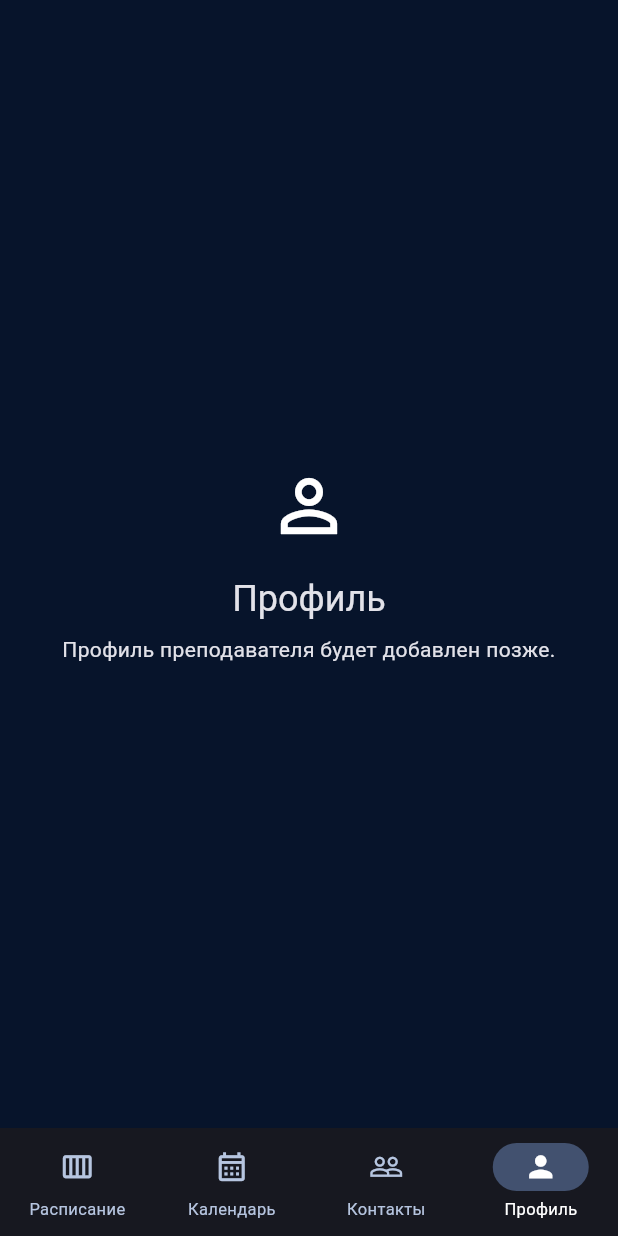
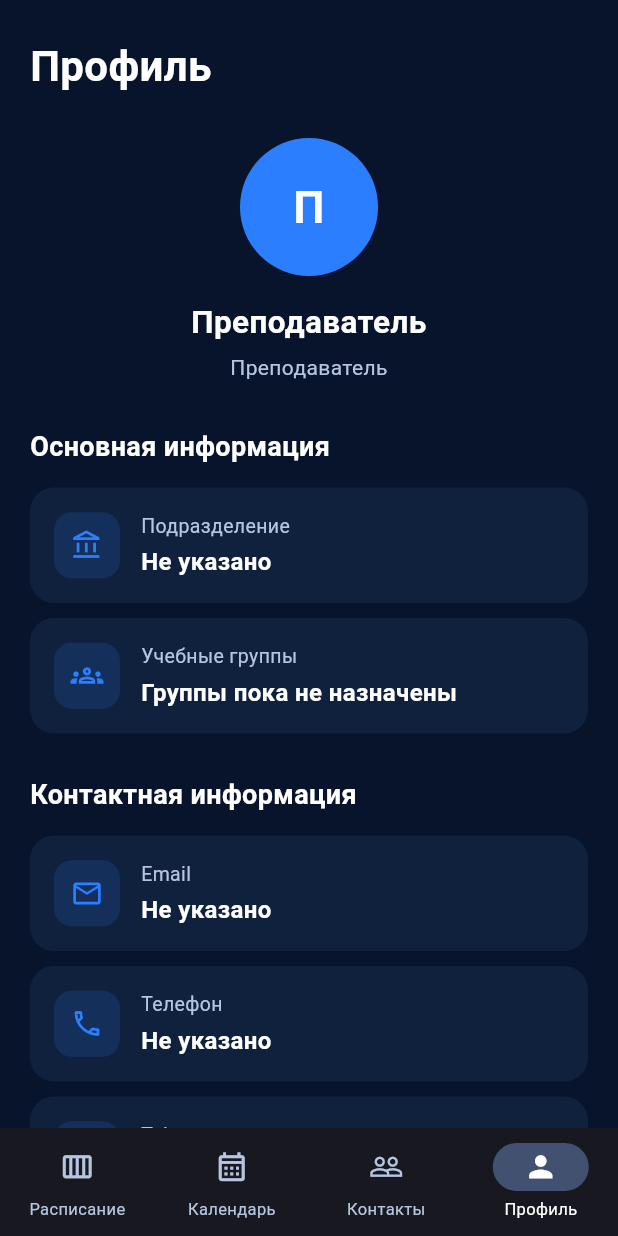
Before and after one commit to artem-turovez/student_helper, a Flutter app: the TeacherHomeScreen screen opened directly, item 4 of the bottom bar chosen, on a phone screen of 412 x 824 dp. Run offline on Flutter 3.47's test engine with Material 3 defaults, Android fonts, the phone set to English and light mode, and no system bars; our stand-ins replace cloud_firestore, file_picker, firebase_auth, firebase_core; accounts and stored records are empty.

Commit message:
Add teacher profile

```diff
--- a/lib/screens/teacher/teacher_home_screen.dart
+++ b/lib/screens/teacher/teacher_home_screen.dart
@@ -2,6 +2,7 @@ import 'package:flutter/material.dart';
 
 import 'teacher_calendar_screen.dart';
 import 'teacher_contacts_screen.dart';
+import 'teacher_profile_screen.dart';
 import 'teacher_schedule_screen.dart';
 
 class TeacherHomeScreen extends StatefulWidget {
@@ -18,11 +19,7 @@ class _TeacherHomeScreenState extends State<TeacherHomeScreen> {
     TeacherScheduleScreen(),
     TeacherCalendarScreen(),
     TeacherContactsScreen(),
-    _TeacherPlaceholderScreen(
-      icon: Icons.person_outline,
-      title: 'Профиль',
-      description: 'Профиль преподавателя будет добавлен позже.',
-    ),
+    TeacherOwnProfileScreen(),
   ];
 
   @override
@@ -62,36 +59,3 @@ class _TeacherHomeScreenState extends State<TeacherHomeScreen> {
     );
   }
 }
-
-class _TeacherPlaceholderScreen extends StatelessWidget {
-  final IconData icon;
-  final String title;
-  final String description;
-
-  const _TeacherPlaceholderScreen({
-    required this.icon,
-    required this.title,
-    required this.description,
-  });
-
-  @override
-  Widget build(BuildContext context) {
-    return SafeArea(
-      child: Center(
-        child: Padding(
-          padding: const EdgeInsets.all(32),
-          child: Column(
-            mainAxisSize: MainAxisSize.min,
-            children: [
-              Icon(icon, size: 56),
-              const SizedBox(height: 18),
-              Text(title, style: Theme.of(context).textTheme.headlineSmall),
-              const SizedBox(height: 8),
-              Text(description, textAlign: TextAlign.center),
-            ],
-          ),
-        ),
-      ),
-    );
-  }
-}
--- /dev/null
+++ b/lib/screens/teacher/teacher_profile_screen.dart
@@ -0,0 +1,543 @@
+import 'package:cloud_firestore/cloud_firestore.dart';
+import 'package:firebase_auth/firebase_auth.dart';
+import 'package:flutter/material.dart';
+
+import '../../app/theme.dart';
+import '../../models/teacher.dart';
+import '../../services/teacher_service.dart';
+import '../auth/start_screen.dart';
+
+class TeacherOwnProfileScreen extends StatefulWidget {
+  const TeacherOwnProfileScreen({super.key});
+
+  @override
+  State<TeacherOwnProfileScreen> createState() =>
+      _TeacherOwnProfileScreenState();
+}
+
+class _TeacherOwnProfileScreenState extends State<TeacherOwnProfileScreen> {
+  final FirebaseAuth _auth = FirebaseAuth.instance;
+  final FirebaseFirestore _firestore = FirebaseFirestore.instance;
+  final TeacherService _teacherService = TeacherService();
+
+  late Future<_TeacherProfileData?> _profileFuture;
+
+  @override
+  void initState() {
+    super.initState();
+    _profileFuture = _loadProfile();
+  }
+
+  Future<_TeacherProfileData?> _loadProfile() async {
+    final User? user = _auth.currentUser;
+
+    if (user == null) {
+      return null;
+    }
+
+    final DocumentSnapshot<Map<String, dynamic>> userDocument = await _firestore
+        .collection('users')
+        .doc(user.uid)
+        .get();
+
+    final Map<String, dynamic>? userData = userDocument.data();
+
+    if (userData == null) {
+      return null;
+    }
+
+    final String teacherId = userData['teacherId']?.toString().trim() ?? '';
+
+    if (teacherId.isEmpty) {
+      return _TeacherProfileData(
+        teacher: null,
+        accountName: userData['name']?.toString() ?? '',
+        accountEmail: user.email ?? userData['email']?.toString() ?? '',
+        emailVerified: user.emailVerified,
+      );
+    }
+
+    final Teacher? teacher = await _teacherService.getTeacherById(teacherId);
+
+    return _TeacherProfileData(
+      teacher: teacher,
+      accountName: userData['name']?.toString() ?? '',
+      accountEmail: user.email ?? userData['email']?.toString() ?? '',
+      emailVerified: user.emailVerified,
+    );
+  }
+
+  Future<void> _refreshProfile() async {
+    final Future<_TeacherProfileData?> future = _loadProfile();
+
+    setState(() {
+      _profileFuture = future;
+    });
+
+    await future;
+  }
+
+  String _getInitials(String fullName) {
+    final List<String> parts = fullName
+        .trim()
+        .split(RegExp(r'\s+'))
+        .where((part) => part.isNotEmpty)
+        .toList();
+
+    if (parts.isEmpty) {
+      return 'П';
+    }
+
+    if (parts.length == 1) {
+      return parts.first[0].toUpperCase();
+    }
+
+    return '${parts[0][0]}${parts[1][0]}'.toUpperCase();
+  }
+
+  String _displayValue(String value) {
+    final String normalized = value.trim();
+
+    if (normalized.isEmpty) {
+      return 'Не указано';
+    }
+
+    return normalized;
+  }
+
+  String _formatGroups(List<String> groupIds) {
+    final List<String> groups =
+        groupIds
+            .map((groupId) => groupId.trim())
+            .where((groupId) => groupId.isNotEmpty)
+            .toSet()
+            .toList()
+          ..sort();
+
+    if (groups.isEmpty) {
+      return 'Группы пока не назначены';
+    }
+
+    return groups.join(', ');
+  }
+
+  Future<void> _logout() async {
+    await _auth.signOut();
+
+    if (!mounted) {
+      return;
+    }
+
+    Navigator.of(context).pushAndRemoveUntil(
+      MaterialPageRoute(builder: (context) => const StartScreen()),
+      (route) => false,
+    );
+  }
+
+  Future<void> _showLogoutDialog() async {
+    final bool? shouldLogout = await showDialog<bool>(
+      context: context,
+      builder: (dialogContext) {
+        return AlertDialog(
+          title: const Text('Выйти из аккаунта?'),
+          content: const Text(
+            'Для следующего входа потребуется '
+            'снова ввести email и пароль.',
+          ),
+          actions: [
+            TextButton(
+              onPressed: () {
+                Navigator.of(dialogContext).pop(false);
+              },
+              child: const Text('Отмена'),
+            ),
+            FilledButton(
+              onPressed: () {
+                Navigator.of(dialogContext).pop(true);
+              },
+              style: FilledButton.styleFrom(minimumSize: const Size(0, 44)),
+              child: const Text('Выйти'),
+            ),
+          ],
+        );
+      },
+    );
+
+    if (shouldLogout == true) {
+      await _logout();
+    }
+  }
+
+  @override
+  Widget build(BuildContext context) {
+    return SafeArea(
+      child: FutureBuilder<_TeacherProfileData?>(
+        future: _profileFuture,
+        builder: (context, snapshot) {
+          if (snapshot.connectionState == ConnectionState.waiting) {
+            return const Center(child: CircularProgressIndicator());
+          }
+
+          if (snapshot.hasError) {
+            return _ProfileErrorState(onRetry: _refreshProfile);
+          }
+
+          final _TeacherProfileData? profile = snapshot.data;
+
+          if (profile == null) {
+            return _ProfileErrorState(
+              title: 'Профиль не найден',
+              description:
+                  'Не удалось получить данные '
+                  'текущего пользователя.',
+              onRetry: _refreshProfile,
+            );
+          }
+
+          final Teacher? teacher = profile.teacher;
+
+          final String fullName = teacher?.name.trim().isNotEmpty == true
+              ? teacher!.name
+              : profile.accountName.trim().isNotEmpty
+              ? profile.accountName
+              : 'Преподаватель';
+
+          final String email = teacher?.email.trim().isNotEmpty == true
+              ? teacher!.email
+              : profile.accountEmail;
+
+          final String department = teacher?.department ?? '';
+
+          final String phone = teacher?.phone ?? '';
+
+          final String telegram = teacher?.telegram ?? '';
+
+          final List<String> groupIds = teacher?.groupIds ?? const [];
+
+          return RefreshIndicator(
+            onRefresh: _refreshProfile,
+            color: AppTheme.primaryBlue,
+            backgroundColor: AppTheme.card,
+            child: ListView(
+              physics: const AlwaysScrollableScrollPhysics(),
+              padding: const EdgeInsets.fromLTRB(
+                AppTheme.screenPadding,
+                24,
+                AppTheme.screenPadding,
+                32,
+              ),
+              children: [
+                const Text('Профиль', style: AppTheme.pageTitle),
+
+                const SizedBox(height: 28),
+
+                Center(
+                  child: _TeacherProfileAvatar(
+                    photoUrl: teacher?.photoUrl,
+                    initials: _getInitials(fullName),
+                  ),
+                ),
+
+                const SizedBox(height: 16),
+
+                Text(
+                  fullName,
+                  textAlign: TextAlign.center,
+                  style: const TextStyle(
+                    fontSize: 21,
+                    fontWeight: FontWeight.bold,
+                    color: AppTheme.primaryText,
+                  ),
+                ),
+
+                const SizedBox(height: 5),
+
+                const Text(
+                  'Преподаватель',
+                  textAlign: TextAlign.center,
+                  style: AppTheme.secondaryBodyText,
+                ),
+
+                const SizedBox(height: 30),
+
+                const Text('Основная информация', style: AppTheme.sectionTitle),
+
+                const SizedBox(height: 14),
+
+                _TeacherProfileInfoCard(
+                  icon: Icons.account_balance_outlined,
+                  title: 'Подразделение',
+                  value: _displayValue(department),
+                ),
+
+                const SizedBox(height: 10),
+
+                _TeacherProfileInfoCard(
+                  icon: Icons.groups_outlined,
+                  title: 'Учебные группы',
+                  value: _formatGroups(groupIds),
+                ),
+
+                const SizedBox(height: 28),
+
+                const Text(
+                  'Контактная информация',
+                  style: AppTheme.sectionTitle,
+                ),
+
+                const SizedBox(height: 14),
+
+                _TeacherProfileInfoCard(
+                  icon: Icons.email_outlined,
+                  title: 'Email',
+                  value: _displayValue(email),
+                ),
+
+                const SizedBox(height: 10),
+
+                _TeacherProfileInfoCard(
+                  icon: Icons.phone_outlined,
+                  title: 'Телефон',
+                  value: _displayValue(phone),
+                ),
+
+                const SizedBox(height: 10),
+
+                _TeacherProfileInfoCard(
+                  icon: Icons.send_outlined,
+                  title: 'Telegram',
+                  value: _displayValue(telegram),
+                ),
+
+                const SizedBox(height: 28),
+
+                const Text('Аккаунт', style: AppTheme.sectionTitle),
+
+                const SizedBox(height: 14),
+
+                const _TeacherProfileInfoCard(
+                  icon: Icons.badge_outlined,
+                  title: 'Роль',
+                  value: 'Преподаватель',
+                ),
+
+                const SizedBox(height: 10),
+
+                _TeacherProfileInfoCard(
+                  icon: profile.emailVerified
+                      ? Icons.verified_outlined
+                      : Icons.warning_amber_outlined,
+                  title: 'Подтверждение почты',
+                  value: profile.emailVerified
+                      ? 'Почта подтверждена'
+                      : 'Почта не подтверждена',
+                  iconColor: profile.emailVerified ? AppTheme.success : null,
+                ),
+
+                const SizedBox(height: 28),
+
+                SizedBox(
+                  width: double.infinity,
+                  height: 52,
+                  child: OutlinedButton.icon(
+                    onPressed: _showLogoutDialog,
+                    style: OutlinedButton.styleFrom(
+                      foregroundColor: AppTheme.danger,
+                      side: BorderSide(
+                        color: AppTheme.danger.withValues(alpha: 0.7),
+                      ),
+                      shape: RoundedRectangleBorder(
+                        borderRadius: BorderRadius.circular(
+                          AppTheme.cardRadius,
+                        ),
+                      ),
+                    ),
+                    icon: const Icon(Icons.logout),
+                    label: const Text(
+                      'Выйти из аккаунта',
+                      style: TextStyle(fontWeight: FontWeight.w600),
+                    ),
+                  ),
+                ),
+              ],
+            ),
+          );
+        },
+      ),
+    );
+  }
+}
+
+class _TeacherProfileData {
+  final Teacher? teacher;
+  final String accountName;
+  final String accountEmail;
+  final bool emailVerified;
+
+  const _TeacherProfileData({
+    required this.teacher,
+    required this.accountName,
+    required this.accountEmail,
+    required this.emailVerified,
+  });
+}
+
+class _TeacherProfileAvatar extends StatelessWidget {
+  final String? photoUrl;
+  final String initials;
+
+  const _TeacherProfileAvatar({required this.photoUrl, required this.initials});
+
+  @override
+  Widget build(BuildContext context) {
+    final String normalizedPhotoUrl = photoUrl?.trim() ?? '';
+
+    if (normalizedPhotoUrl.isNotEmpty) {
+      return ClipOval(
+        child: Image.network(
+          normalizedPhotoUrl,
+          width: 92,
+          height: 92,
+          fit: BoxFit.cover,
+          errorBuilder: (context, error, stackTrace) {
+            return _buildInitialsAvatar();
+          },
+        ),
+      );
+    }
+
+    return _buildInitialsAvatar();
+  }
+
+  Widget _buildInitialsAvatar() {
+    return Container(
+      width: 92,
+      height: 92,
+      decoration: const BoxDecoration(
+        color: AppTheme.primaryBlue,
+        shape: BoxShape.circle,
+      ),
+      alignment: Alignment.center,
+      child: Text(
+        initials,
+        style: const TextStyle(
+          fontSize: 29,
+          fontWeight: FontWeight.bold,
+          color: Colors.white,
+        ),
+      ),
+    );
+  }
+}
+
+class _TeacherProfileInfoCard extends StatelessWidget {
+  final IconData icon;
+  final String title;
+  final String value;
+  final Color? iconColor;
+
+  const _TeacherProfileInfoCard({
+    required this.icon,
+    required this.title,
+    required this.value,
+    this.iconColor,
+  });
+
+  @override
+  Widget build(BuildContext context) {
+    final Color color = iconColor ?? AppTheme.primaryBlue;
+
+    return Container(
+      width: double.infinity,
+      padding: const EdgeInsets.all(16),
+      decoration: BoxDecoration(
+        color: AppTheme.card,
+        borderRadius: BorderRadius.circular(AppTheme.cardRadius),
+      ),
+      child: Row(
+        crossAxisAlignment: CrossAxisAlignment.center,
+        children: [
+          Container(
+            width: 44,
+            height: 44,
+            decoration: BoxDecoration(
+              color: color.withValues(alpha: 0.15),
+              borderRadius: BorderRadius.circular(AppTheme.smallRadius),
+            ),
+            child: Icon(icon, color: color, size: 22),
+          ),
+
+          const SizedBox(width: 14),
+
+          Expanded(
+            child: Column(
+              crossAxisAlignment: CrossAxisAlignment.start,
+              children: [
+                Text(title, style: AppTheme.labelText),
+
+                const SizedBox(height: 3),
+
+                SelectableText(value, style: AppTheme.cardTitle),
+              ],
+            ),
+          ),
+        ],
+      ),
+    );
+  }
+}
+
+class _ProfileErrorState extends StatelessWidget {
+  final String title;
+  final String description;
+  final Future<void> Function() onRetry;
+
+  const _ProfileErrorState({
+    this.title = 'Не удалось загрузить профиль',
+    this.description =
+        'Проверьте подключение к интернету '
+        'и повторите попытку.',
+    required this.onRetry,
+  });
+
+  @override
+  Widget build(BuildContext context) {
+    return Center(
+      child: Padding(
+        padding: const EdgeInsets.all(AppTheme.screenPadding),
+        child: Column(
+          mainAxisSize: MainAxisSize.min,
+          children: [
+            const Icon(
+              Icons.person_off_outlined,
+              size: 52,
+              color: AppTheme.secondaryText,
+            ),
+
+            const SizedBox(height: 16),
+
+            Text(title, textAlign: TextAlign.center, style: AppTheme.cardTitle),
+
+            const SizedBox(height: 6),
+
+            Text(
+              description,
+              textAlign: TextAlign.center,
+              style: AppTheme.secondaryBodyText,
+            ),
+
+            const SizedBox(height: 18),
+
+            FilledButton.icon(
+              onPressed: () {
+                onRetry();
+              },
+              icon: const Icon(Icons.refresh),
+              label: const Text('Повторить'),
+            ),
+          ],
+        ),
+      ),
+    );
+  }
+}
```
